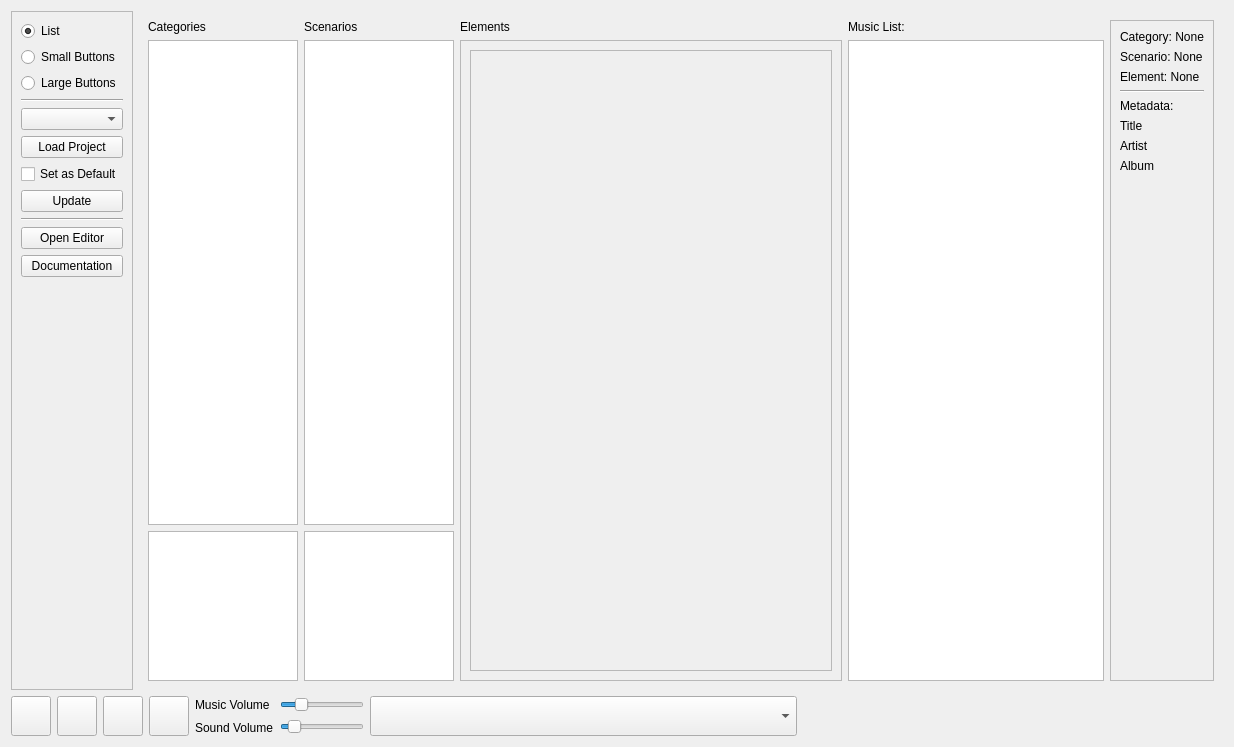
Old version of the form tools/audiotool.ui in the repository PhilInTheGaps/GM-Companion.
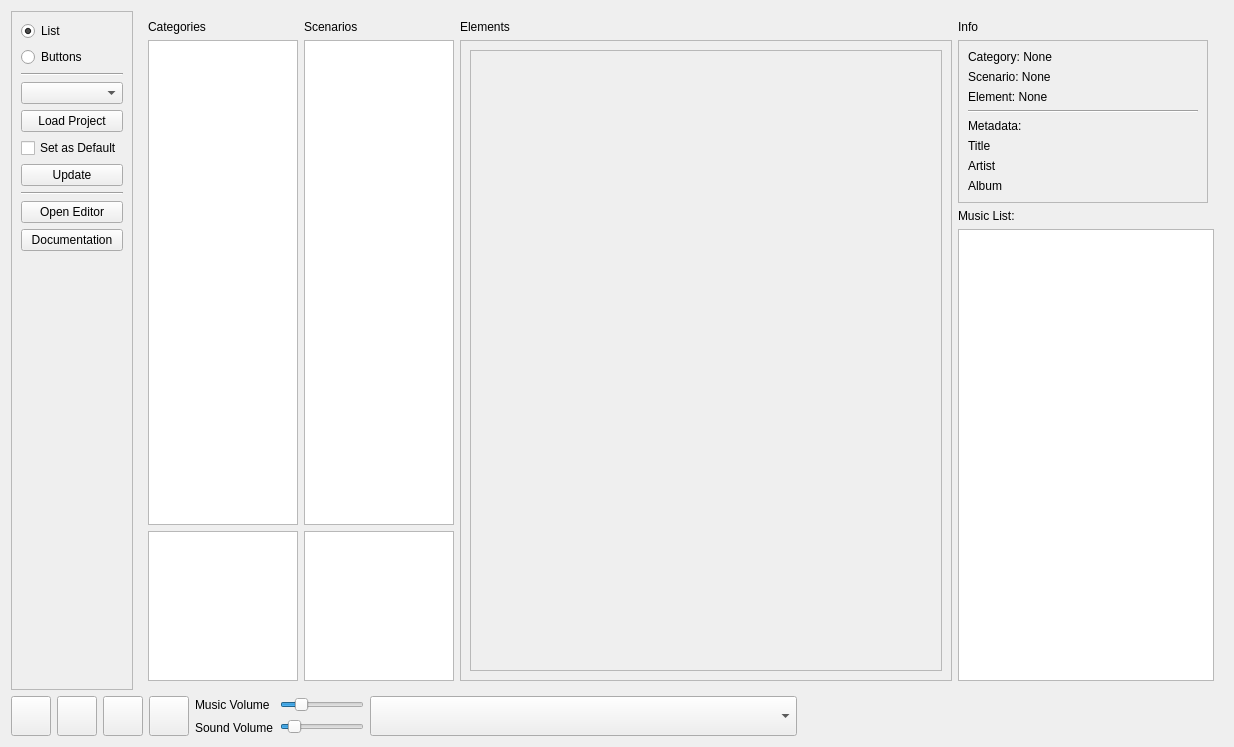
New version of the form. Icons and pictures are not drawn.

Commit message: Removed large buttons mode

```diff
--- a/tools/audiotool.ui
+++ b/tools/audiotool.ui
@@ -57,7 +57,7 @@
          </widget>
         </item>
         <item>
-         <widget class="QRadioButton" name="radioButton_Small">
+         <widget class="QRadioButton" name="radioButton_Buttons">
           <property name="sizePolicy">
            <sizepolicy hsizetype="Maximum" vsizetype="Fixed">
             <horstretch>0</horstretch>
@@ -65,20 +65,7 @@
            </sizepolicy>
           </property>
           <property name="text">
-           <string>Small Buttons</string>
-          </property>
-         </widget>
-        </item>
-        <item>
-         <widget class="QRadioButton" name="radioButton_Large">
-          <property name="sizePolicy">
-           <sizepolicy hsizetype="Maximum" vsizetype="Fixed">
-            <horstretch>0</horstretch>
-            <verstretch>0</verstretch>
-           </sizepolicy>
-          </property>
-          <property name="text">
-           <string>Large Buttons</string>
+           <string>Buttons</string>
           </property>
          </widget>
         </item>
@@ -315,7 +302,7 @@
                  <rect>
                   <x>0</x>
                   <y>0</y>
-                  <width>388</width>
+                  <width>491</width>
                   <height>636</height>
                  </rect>
                 </property>
@@ -339,23 +326,11 @@
            <item>
             <layout class="QVBoxLayout" name="verticalLayout_12">
              <item>
-              <widget class="QLabel" name="label_2">
+              <widget class="QLabel" name="label_6">
                <property name="text">
-                <string>Music List:</string>
+                <string>Info</string>
                </property>
               </widget>
-             </item>
-             <item>
-              <widget class="QListWidget" name="listWidget_songs">
-               <property name="sizePolicy">
-                <sizepolicy hsizetype="Maximum" vsizetype="Expanding">
-                 <horstretch>0</horstretch>
-                 <verstretch>0</verstretch>
-                </sizepolicy>
-               </property>
-              </widget>
-             </item>
-            </layout>
            </item>
            <item>
             <widget class="QFrame" name="frame_metaData">
@@ -443,37 +418,36 @@
                 </property>
                </widget>
               </item>
+               </layout>
+              </widget>
+             </item>
               <item>
-               <spacer name="verticalSpacer_2">
-                <property name="orientation">
-                 <enum>Qt::Vertical</enum>
-                </property>
-                <property name="sizeHint" stdset="0">
-                 <size>
-                  <width>20</width>
-                  <height>40</height>
-                 </size>
-                </property>
-               </spacer>
-              </item>
-             </layout>
+              <widget class="QLabel" name="label_2">
+               <property name="text">
+                <string>Music List:</string>
+               </property>
+              </widget>
+             </item>
+             <item>
+              <widget class="QListWidget" name="listWidget_songs">
+               <property name="sizePolicy">
+                <sizepolicy hsizetype="Maximum" vsizetype="Expanding">
+                 <horstretch>0</horstretch>
+                 <verstretch>0</verstretch>
+                </sizepolicy>
+               </property>
             </widget>
            </item>
           </layout>
          </item>
         </layout>
-       </widget>
-       <widget class="QWidget" name="page_Large">
-        <layout class="QVBoxLayout" name="verticalLayout_3">
-         <item>
-          <widget class="QTabWidget" name="tabWidget_Large"/>
          </item>
         </layout>
        </widget>
-       <widget class="QWidget" name="page_Small">
+       <widget class="QWidget" name="page_Buttons">
         <layout class="QVBoxLayout" name="verticalLayout_5">
          <item>
-          <widget class="QTabWidget" name="tabWidget_Small"/>
+          <widget class="QTabWidget" name="tabWidget_Buttons"/>
          </item>
         </layout>
        </widget>
```
Lines whose indentation alone changed are shown as unchanged. The commit also changes 2 other files.
